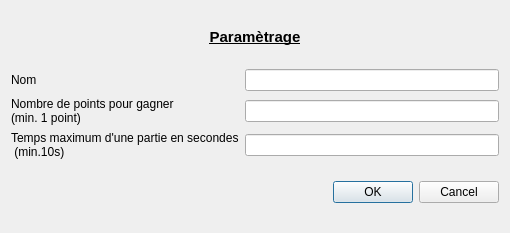
First picture: the form in parametrage.ui, repository samuelhentrics/Chifoumi, before the edit.
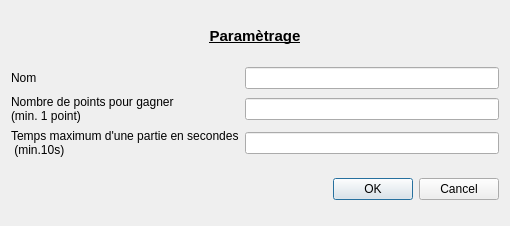
Second picture: the form after the edit.

```diff
--- a/parametrage.ui
+++ b/parametrage.ui
@@ -7,7 +7,7 @@
     <x>0</x>
     <y>0</y>
     <width>510</width>
-    <height>233</height>
+    <height>226</height>
    </rect>
   </property>
   <property name="windowTitle">
@@ -25,6 +25,7 @@
      <property name="font">
       <font>
        <pointsize>11</pointsize>
+       <weight>75</weight>
        <bold>true</bold>
        <underline>true</underline>
       </font>
```
